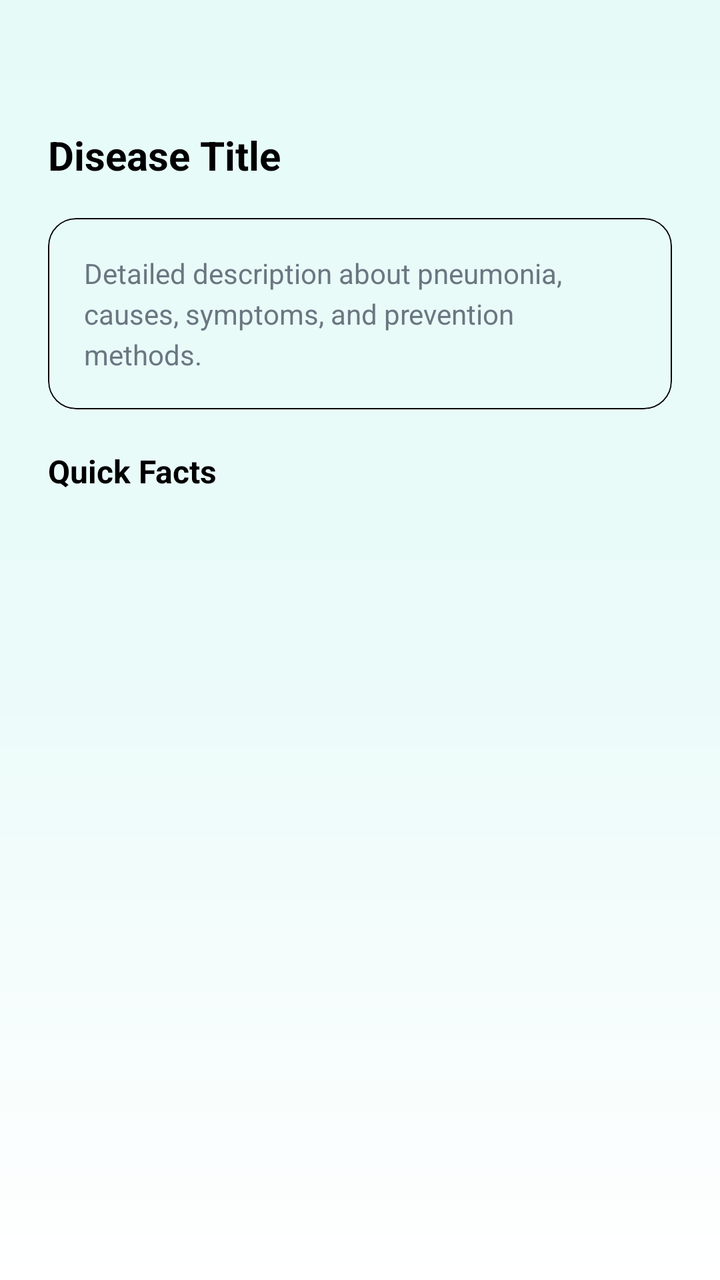
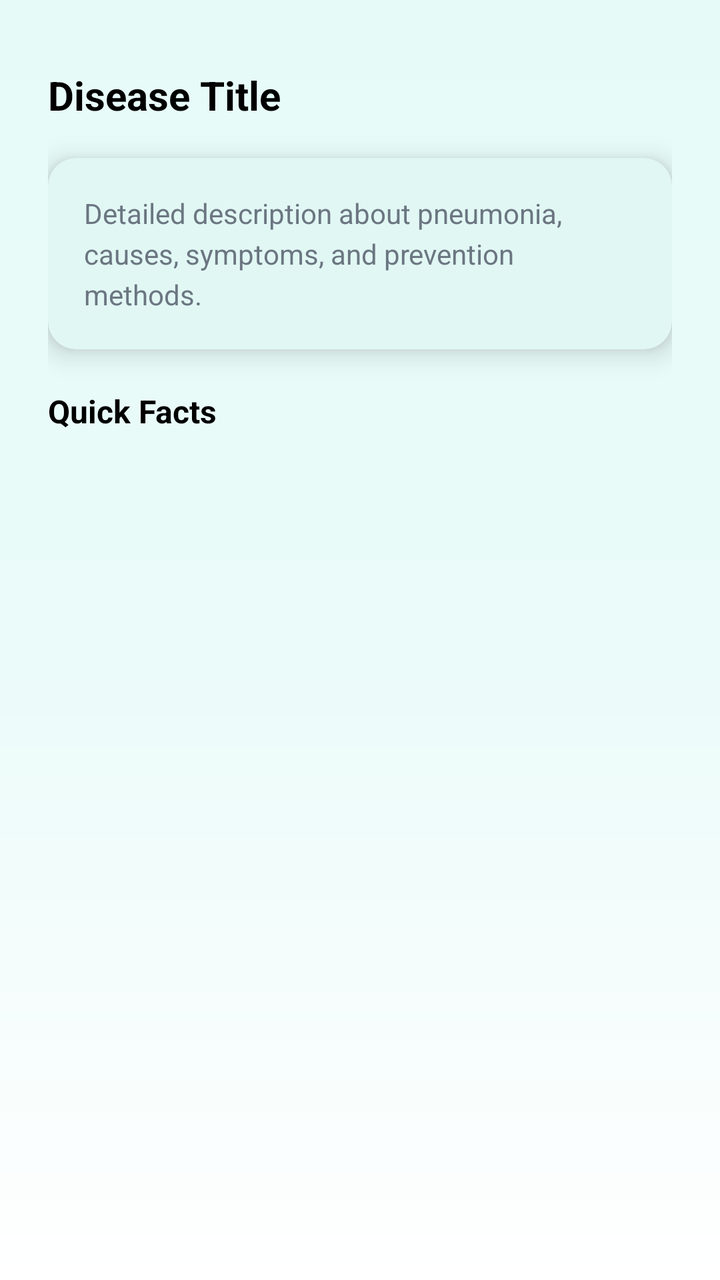

Two renders of the same Android screen: before a commit and after it. Below are the layout's source before the change and the commit's diff.
<!-- AndroidManifest.xml: application theme Theme.PneumoScan -->
<!-- res/layout/fragment_disease.xml -->
<?xml version="1.0" encoding="utf-8"?>
<ScrollView xmlns:android="http://schemas.android.com/apk/res/android"
    xmlns:app="http://schemas.android.com/apk/res-auto"
    android:id="@+id/disease_root"
    android:layout_width="match_parent"
    android:layout_height="match_parent"
    android:background="@drawable/bg_gradient"
    android:padding="24dp">

    <LinearLayout
        android:layout_width="match_parent"
        android:layout_height="wrap_content"
        android:orientation="vertical">

        <TextView
            android:id="@+id/tvTitle"
            android:layout_width="match_parent"
            android:layout_height="wrap_content"
            android:text="@string/disease_title"
            android:paddingTop="40dp"
            android:textColor="@color/black"
            android:textSize="20sp"
            android:textStyle="bold" />

        <com.google.android.material.card.MaterialCardView
            android:layout_width="match_parent"
            android:layout_height="wrap_content"
            android:layout_marginTop="18dp"
            app:cardCornerRadius="14dp"
            app:strokeWidth="0.5dp"
            app:strokeColor="@color/black"
            app:cardBackgroundColor="@android:color/transparent">

            <TextView
                android:id="@+id/tvDescription"
                android:layout_width="match_parent"
                android:layout_height="wrap_content"
                android:lineSpacingExtra="4dp"
                android:padding="18dp"
                android:text="@string/detailed_description_about_pneumonia_causes_symptoms_and_prevention_methods"
                android:textColor="@color/pneumo_muted"
                android:textSize="14sp" />
        </com.google.android.material.card.MaterialCardView>

        <TextView
            android:id="@+id/tvQuickFacts"
            android:layout_width="match_parent"
            android:layout_height="wrap_content"
            android:layout_marginTop="20dp"
            android:text="@string/quick_facts"
            android:textColor="@color/black"
            android:textSize="16sp"
            android:textStyle="bold" />
    </LinearLayout>
</ScrollView>
<!-- resources referenced by this layout -->
<resources>
  <color name="black">#FF000000</color>
  <color name="pneumo_muted">#6B7681</color>
  <!-- drawable bg_gradient (drawable) -->
  <?xml version="1.0" encoding="utf-8"?>
  <shape xmlns:android="http://schemas.android.com/apk/res/android" android:shape="rectangle">
      <gradient
          android:startColor="#E6FBF8"
          android:centerColor="#EAFBF9"
          android:endColor="#FFFFFF"
          android:angle="270"/>
  </shape>
  <string name="detailed_description_about_pneumonia_causes_symptoms_and_prevention_methods">Detailed description about pneumonia, causes, symptoms, and prevention methods.</string>
  <string name="disease_title">Disease Title</string>
  <string name="quick_facts">Quick Facts</string>
  <style name="Theme.PneumoScan" parent="Base.Theme.PneumoScan" />
  <style name="Base.Theme.PneumoScan" parent="Theme.Material3.DayNight.NoActionBar">
          
          <item name="colorPrimary">@color/pneumo_primary</item>
          <item name="colorPrimaryVariant">@color/pneumo_primary_variant</item>
          <item name="colorOnPrimary">@color/pneumo_onPrimary</item>
  
          
          <item name="colorSecondary">@color/pneumo_secondary</item>
          <item name="colorOnSecondary">@color/pneumo_onPrimary</item>
  
          
          <item name="android:colorBackground">@color/pneumo_background</item>
          <item name="colorSurface">@color/pneumo_surface</item>
          <item name="colorOnSurface">@color/pneumo_onSurface</item>
  
          
  
      </style>
  <color name="pneumo_primary">#00BFA6</color>
  <color name="pneumo_primary_variant">#0AA78F</color>
  <color name="pneumo_onPrimary">#FFFFFF</color>
  <color name="pneumo_secondary">#3A86FF</color>
  <color name="pneumo_background">#F7FCFB</color>
  <color name="pneumo_surface">#FFFFFF</color>
  <color name="pneumo_onSurface">#0F1720</color>
</resources>

<!-- the commit's change to res/layout/fragment_disease.xml (unified diff, before → after) -->
@@ -17,7 +17,7 @@
             android:layout_width="match_parent"
             android:layout_height="wrap_content"
             android:text="@string/disease_title"
-            android:paddingTop="40dp"
+            android:paddingTop="10dp"
             android:textColor="@color/black"
             android:textSize="20sp"
             android:textStyle="bold" />
@@ -27,9 +27,9 @@
             android:layout_height="wrap_content"
             android:layout_marginTop="18dp"
             app:cardCornerRadius="14dp"
-            app:strokeWidth="0.5dp"
-            app:strokeColor="@color/black"
-            app:cardBackgroundColor="@android:color/transparent">
+            app:strokeWidth="0dp"
+            app:cardElevation="8dp"
+            app:useCompatPadding="true">
 
             <TextView
                 android:id="@+id/tvDescription"
